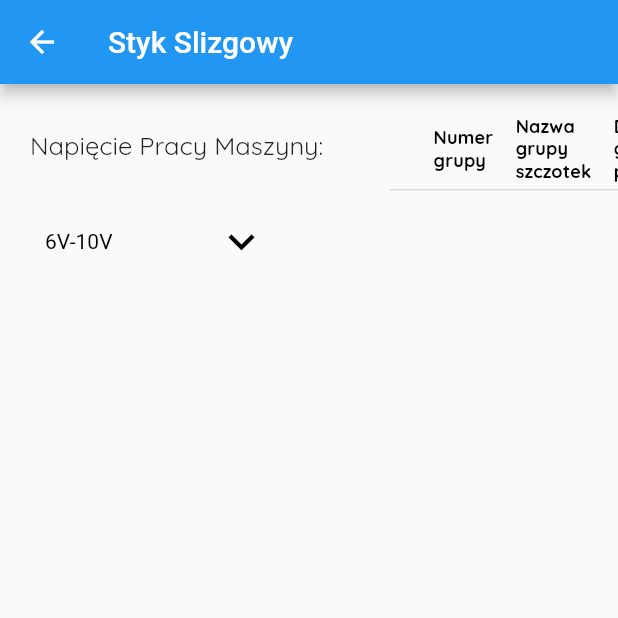
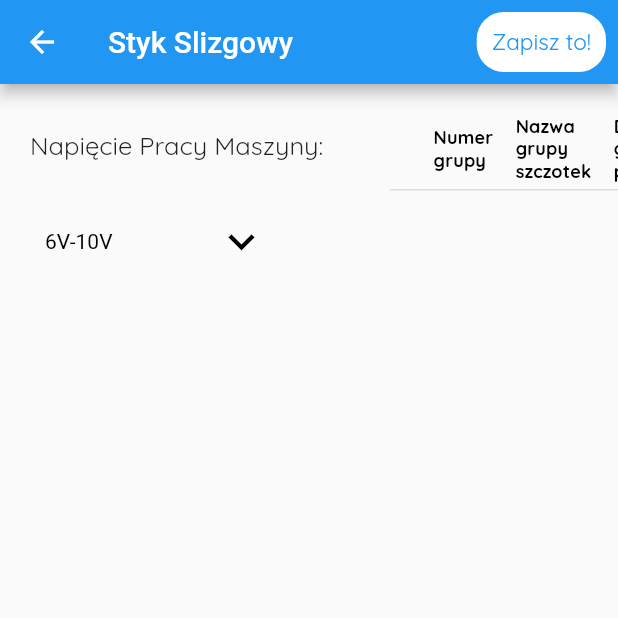
Before and after one commit to Viserion-stack/finder, a Flutter app: the SlizgowyScreen screen opened directly, on a phone screen of 412 x 824 dp, the top half of it. Run offline on Flutter 3.47's test engine with Material 2 defaults, Android fonts, the phone set to English and light mode, and no system bars; our stand-ins replace csv, google_fonts, rflutter_alert, sqflite; missing offline and left inert: bitsdojo_window; accounts and stored records are empty.

Commit message:
Saving to csv file

```diff
--- a/lib/screens/slizgowy_screen.dart
+++ b/lib/screens/slizgowy_screen.dart
@@ -1,5 +1,6 @@
 import 'package:flutter/material.dart';
 import 'package:giraffe/helpers/data_table_helper.dart';
+import 'package:giraffe/helpers/save_alert.dart';
 import 'package:giraffe/helpers/unsplash_helper.dart';
 import 'package:giraffe/helpers/model.dart';
 import 'package:giraffe/providers/item.dart';
@@ -15,9 +16,8 @@ class SlizgowyScreen extends StatefulWidget {
 }
 
 class _SlizgowyScreenState extends State<SlizgowyScreen> {
-
   String valueChoose = '6V-10V';
-  List<Item> selectedItem= [];
+  List<Item> selectedItem = [];
   List<String> listItem = [
     '6V-10V',
     'do 40V',
@@ -60,10 +60,35 @@ class _SlizgowyScreenState extends State<SlizgowyScreen> {
 
   @override
   Widget build(BuildContext context) {
-
     return Scaffold(
       appBar: AppBar(
         title: Text('Styk Slizgowy'),
+        actions: [
+          Padding(
+            padding: const EdgeInsets.all(8.0),
+            child: GestureDetector(
+              onTap: (){
+                showAlertDialog(context, selectedItem);
+              },
+                          child: Container(
+                child: Padding(
+                  padding: const EdgeInsets.all(10.0),
+                  child: Text(
+                    'Zapisz to!',
+                    style: TextStyle(
+                      color: Colors.blue,
+                      fontSize: 15,
+                    ),
+                  ),
+                ),
+                decoration: BoxDecoration(
+                  color: Colors.white,
+                  borderRadius: BorderRadius.circular(18),
+                ),
+              ),
+            ),
+          ),
+        ],
       ),
       body: Row(children: [
         Container(
@@ -153,7 +178,9 @@ class _SlizgowyScreenState extends State<SlizgowyScreen> {
           alignment: Alignment.topCenter,
           child: Padding(
             padding: const EdgeInsets.only(top: 15.0),
-            child: Tabelka(items: selectedItem,),
+            child: Tabelka(
+              items: selectedItem,
+            ),
           ),
         ))
       ]),
@@ -174,12 +201,10 @@ class _SlizgowyScreenState extends State<SlizgowyScreen> {
       });
 
   Widget buildSingleCheckbox(NotificationSetting notification) => buildCheckbox(
-
         notification: notification,
         onClicked: () {
           //var itemName = Provider.of<Items>(context, listen: false);
           setState(() {
-
             switch (notification.title) {
               case 'Brązowo-grafitowe':
                 {
@@ -187,16 +212,15 @@ class _SlizgowyScreenState extends State<SlizgowyScreen> {
                   brazowografitowe = !brazowografitowe;
                   print(
                       notification.title + ' =' + brazowografitowe.toString());
-                   Item title = Provider.of<Items>(context, listen: false).findById(notification.title);
-                  if(brazowografitowe){
+                  Item title = Provider.of<Items>(context, listen: false)
+                      .findById(notification.title);
+                  if (brazowografitowe) {
                     selectedItem.add(title);
                     print(selectedItem);
                   }
-                  if(!brazowografitowe){
-
+                  if (!brazowografitowe) {
                     selectedItem.remove(title);
                     print(selectedItem);
-
                   }
                 }
                 break;
@@ -208,16 +232,15 @@ class _SlizgowyScreenState extends State<SlizgowyScreen> {
                   print(notification.title +
                       ' =' +
                       miedziowoGrafitoweZduzaZawartosciaMiedzi.toString());
-                      Item title = Provider.of<Items>(context, listen: false).findById(notification.title);
-                  if(miedziowoGrafitoweZduzaZawartosciaMiedzi){
+                  Item title = Provider.of<Items>(context, listen: false)
+                      .findById(notification.title);
+                  if (miedziowoGrafitoweZduzaZawartosciaMiedzi) {
                     selectedItem.add(title);
                     print(selectedItem);
                   }
-                  if(!miedziowoGrafitoweZduzaZawartosciaMiedzi){
-
+                  if (!miedziowoGrafitoweZduzaZawartosciaMiedzi) {
                     selectedItem.remove(title);
                     print(selectedItem);
-
                   }
                 }
                 break;
@@ -229,16 +252,15 @@ class _SlizgowyScreenState extends State<SlizgowyScreen> {
                   print(notification.title +
                       ' =' +
                       miedziowoGrafitoweZsredniaZawartosciaMiedzi.toString());
-                       Item title = Provider.of<Items>(context, listen: false).findById(notification.title);
-                  if(miedziowoGrafitoweZsredniaZawartosciaMiedzi){
+                  Item title = Provider.of<Items>(context, listen: false)
+                      .findById(notification.title);
+                  if (miedziowoGrafitoweZsredniaZawartosciaMiedzi) {
                     selectedItem.add(title);
                     print(selectedItem);
                   }
-                  if(!miedziowoGrafitoweZsredniaZawartosciaMiedzi){
-
+                  if (!miedziowoGrafitoweZsredniaZawartosciaMiedzi) {
                     selectedItem.remove(title);
                     print(selectedItem);
-
                   }
                 }
                 break;
@@ -249,16 +271,15 @@ class _SlizgowyScreenState extends State<SlizgowyScreen> {
                   print(notification.title +
                       ' =' +
                       miedziowoGrafitoweZmalaZawartosciaMiedzi.toString());
-                  Item title = Provider.of<Items>(context, listen: false).findById(notification.title);
-                  if(miedziowoGrafitoweZmalaZawartosciaMiedzi){
+                  Item title = Provider.of<Items>(context, listen: false)
+                      .findById(notification.title);
+                  if (miedziowoGrafitoweZmalaZawartosciaMiedzi) {
                     selectedItem.add(title);
                     print(selectedItem);
                   }
-                  if(!miedziowoGrafitoweZmalaZawartosciaMiedzi){
-
+                  if (!miedziowoGrafitoweZmalaZawartosciaMiedzi) {
                     selectedItem.remove(title);
                     print(selectedItem);
-
                   }
                 }
                 break;
@@ -269,16 +290,15 @@ class _SlizgowyScreenState extends State<SlizgowyScreen> {
                   print(notification.title +
                       ' =' +
                       weglowoGrafitoweSredniejTwardosci.toString());
-                      Item title = Provider.of<Items>(context, listen: false).findById(notification.title);
-                  if(weglowoGrafitoweSredniejTwardosci){
+                  Item title = Provider.of<Items>(context, listen: false)
+                      .findById(notification.title);
+                  if (weglowoGrafitoweSredniejTwardosci) {
                     selectedItem.add(title);
                     print(selectedItem);
                   }
-                  if(!weglowoGrafitoweSredniejTwardosci){
-
+                  if (!weglowoGrafitoweSredniejTwardosci) {
                     selectedItem.remove(title);
                     print(selectedItem);
-
                   }
                 }
                 break;
@@ -288,16 +308,15 @@ class _SlizgowyScreenState extends State<SlizgowyScreen> {
                   print(notification.title +
                       ' =' +
                       weglowoGrafitoweTwarde.toString());
-                  Item title = Provider.of<Items>(context, listen: false).findById(notification.title);
-                  if(weglowoGrafitoweTwarde){
+                  Item title = Provider.of<Items>(context, listen: false)
+                      .findById(notification.title);
+                  if (weglowoGrafitoweTwarde) {
                     selectedItem.add(title);
                     print(selectedItem);
                   }
-                  if(!weglowoGrafitoweTwarde){
-
+                  if (!weglowoGrafitoweTwarde) {
                     selectedItem.remove(title);
                     print(selectedItem);
-
                   }
                 }
                 break;
@@ -305,18 +324,16 @@ class _SlizgowyScreenState extends State<SlizgowyScreen> {
                 {
                   grafitowe = !grafitowe;
                   print(notification.title + ' =' + grafitowe.toString());
-                  Item title = Provider.of<Items>(context, listen: false).findById(notification.title);
-                  if(grafitowe){
+                  Item title = Provider.of<Items>(context, listen: false)
+                      .findById(notification.title);
+                  if (grafitowe) {
                     selectedItem.add(title);
                     print(selectedItem);
                   }
-                  if(!grafitowe){
-
+                  if (!grafitowe) {
                     selectedItem.remove(title);
                     print(selectedItem);
-
                   }
-
                 }
                 break;
               case 'Naturalne grafitowe':
@@ -325,34 +342,31 @@ class _SlizgowyScreenState extends State<SlizgowyScreen> {
                   print(notification.title +
                       ' =' +
                       naturanleGrafitowe.toString());
-                      Item title = Provider.of<Items>(context, listen: false).findById(notification.title);
-                  if(naturanleGrafitowe){
+                  Item title = Provider.of<Items>(context, listen: false)
+                      .findById(notification.title);
+                  if (naturanleGrafitowe) {
                     selectedItem.add(title);
                     print(selectedItem);
                   }
-                  if(!naturanleGrafitowe){
-
+                  if (!naturanleGrafitowe) {
                     selectedItem.remove(title);
                     print(selectedItem);
-
                   }
-
                 }
                 break;
               case 'Wysokooporowe (grafit)':
                 {
                   wysokoOporowe = !wysokoOporowe;
                   print(notification.title + ' =' + wysokoOporowe.toString());
-                  Item title = Provider.of<Items>(context, listen: false).findById(notification.title);
-                  if(wysokoOporowe){
+                  Item title = Provider.of<Items>(context, listen: false)
+                      .findById(notification.title);
+                  if (wysokoOporowe) {
                     selectedItem.add(title);
                     print(selectedItem);
                   }
-                  if(!wysokoOporowe){
-
+                  if (!wysokoOporowe) {
                     selectedItem.remove(title);
                     print(selectedItem);
-
                   }
                 }
                 break;
@@ -361,16 +375,15 @@ class _SlizgowyScreenState extends State<SlizgowyScreen> {
                   elektrografitowe = !elektrografitowe;
                   print(
                       notification.title + ' =' + elektrografitowe.toString());
-                      Item title = Provider.of<Items>(context, listen: false).findById(notification.title);
-                  if(elektrografitowe){
+                  Item title = Provider.of<Items>(context, listen: false)
+                      .findById(notification.title);
+                  if (elektrografitowe) {
                     selectedItem.add(title);
                     print(selectedItem);
                   }
-                  if(!elektrografitowe){
-
+                  if (!elektrografitowe) {
                     selectedItem.remove(title);
                     print(selectedItem);
-
                   }
                 }
                 break;
@@ -380,16 +393,15 @@ class _SlizgowyScreenState extends State<SlizgowyScreen> {
                   print(notification.title +
                       ' =' +
                       elektroGrafitowaneMiekkie.toString());
-                       Item title = Provider.of<Items>(context, listen: false).findById(notification.title);
-                  if(elektroGrafitowaneMiekkie){
+                  Item title = Provider.of<Items>(context, listen: false)
+                      .findById(notification.title);
+                  if (elektroGrafitowaneMiekkie) {
                     selectedItem.add(title);
                     print(selectedItem);
                   }
-                  if(!elektroGrafitowaneMiekkie){
-
+                  if (!elektroGrafitowaneMiekkie) {
                     selectedItem.remove(title);
                     print(selectedItem);
-
                   }
                 }
                 break;
@@ -400,18 +412,16 @@ class _SlizgowyScreenState extends State<SlizgowyScreen> {
                   print(notification.title +
                       ' =' +
                       elektroGrafitowaneSredniejTwardosci.toString());
-                      Item title = Provider.of<Items>(context, listen: false).findById(notification.title);
-                  if(elektroGrafitowaneSredniejTwardosci){
+                  Item title = Provider.of<Items>(context, listen: false)
+                      .findById(notification.title);
+                  if (elektroGrafitowaneSredniejTwardosci) {
                     selectedItem.add(title);
                     print(selectedItem);
                   }
-                  if(!elektroGrafitowaneSredniejTwardosci){
-
+                  if (!elektroGrafitowaneSredniejTwardosci) {
                     selectedItem.remove(title);
                     print(selectedItem);
-
                   }
-
                 }
                 break;
               case 'Elektrografitowane twarde':
@@ -420,16 +430,15 @@ class _SlizgowyScreenState extends State<SlizgowyScreen> {
                   print(notification.title +
                       ' =' +
                       elektroGrafitowaneTwarde.toString());
-                    Item title = Provider.of<Items>(context, listen: false).findById(notification.title);
-                  if(elektroGrafitowaneTwarde){
+                  Item title = Provider.of<Items>(context, listen: false)
+                      .findById(notification.title);
+                  if (elektroGrafitowaneTwarde) {
                     selectedItem.add(title);
                     print(selectedItem);
                   }
-                  if(!elektroGrafitowaneTwarde){
-
+                  if (!elektroGrafitowaneTwarde) {
                     selectedItem.remove(title);
                     print(selectedItem);
-
                   }
                 }
                 break;
--- a/pubspec.yaml
+++ b/pubspec.yaml
@@ -34,6 +34,8 @@ dependencies:
   sqflite: ^1.1.5
   rflutter_alert: ^1.1.0
   bitsdojo_window: ^0.1.0+1
+  csv: ^5.0.0
+  path_provider: ^2.0.2
 
 
   # The following adds the Cupertino Icons font to your application.
--- /dev/null
+++ b/robert.csv
@@ -0,0 +1 @@
+gówno
```
Also changed, not shown: lib/helpers/save_alert.dart (added, +126 -0 lines), lib/screens/all_screen.dart (+6 -4 lines), pubspec.lock.
